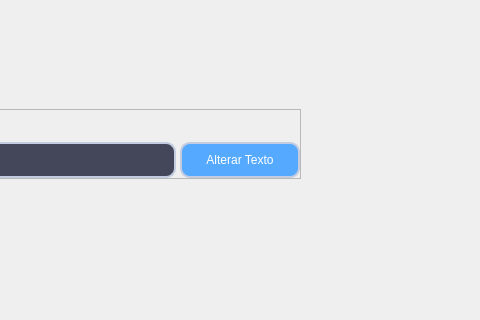
Before: the Qt Designer form gui/pages/pages.ui in JohnElvisMedeirosCosta/PySide-Estudo, drawn with Qt 5; both pictures show x 480 to 960 and y 161 to 481 of the 1063 by 610 pixel window.
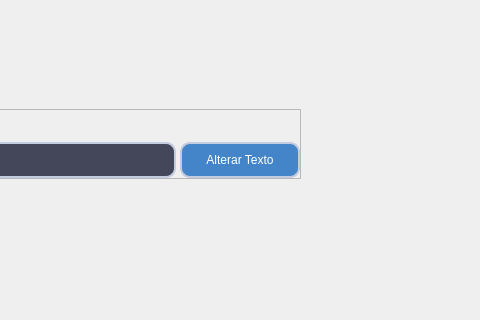
After: the same form once the commit is applied.

Commit message: build: change layout in ui template

Diff of the .ui file:
```diff
--- a/gui/pages/pages.ui
+++ b/gui/pages/pages.ui
@@ -111,7 +111,7 @@
            </property>
            <property name="styleSheet">
             <string notr="true">QPushButton {
-	background-color: #55aaff;
+	background-color: #4385c8;
 	border: 2px solid #c3ccdf;
 	color: rgb(255, 255, 255);
 	border-radius: 10px;
```
Left out of the diff: 2 changed lines with no effect on the pictures.
